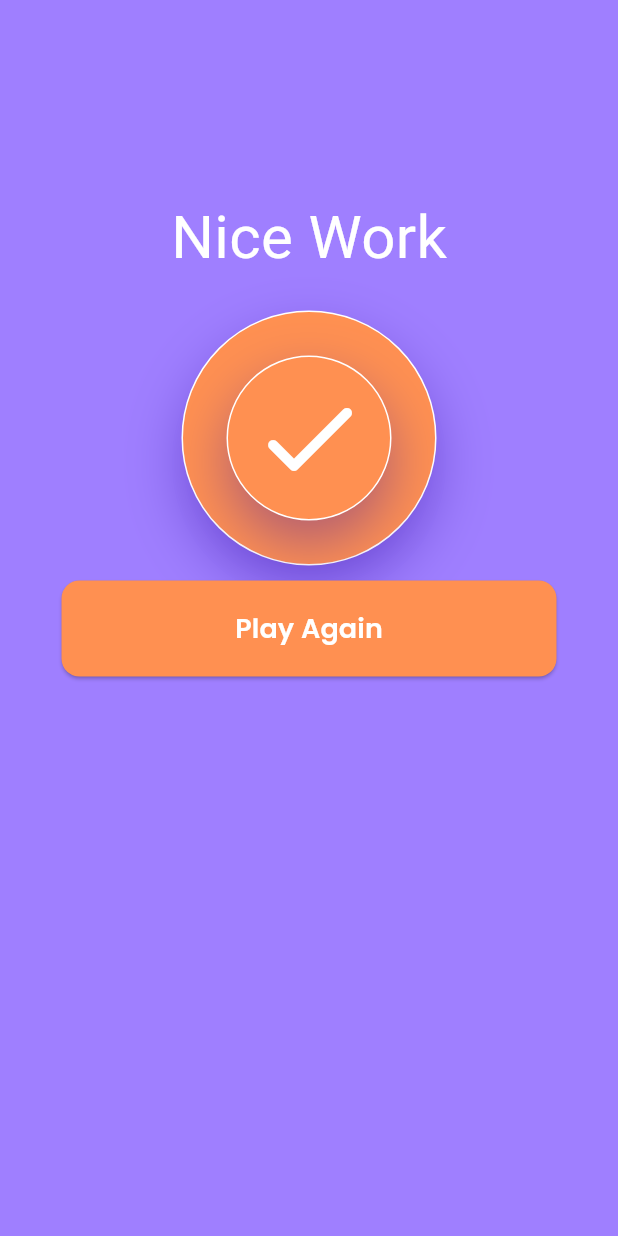
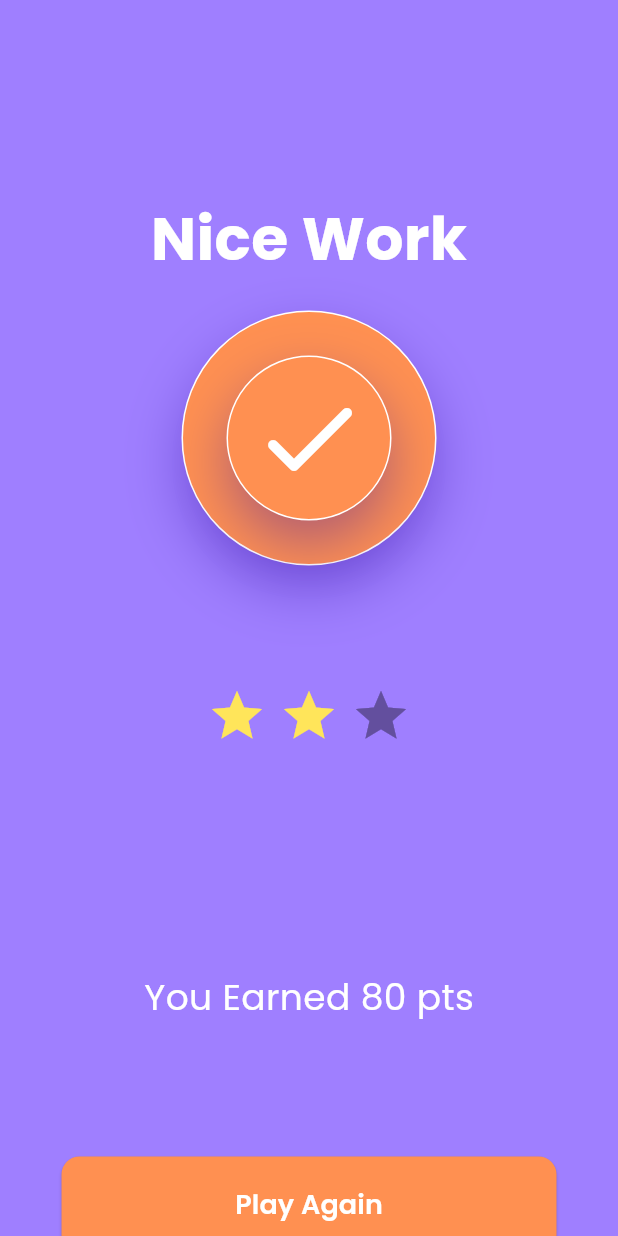
Before and after one commit to MilisaGwadiso/https---github.com-MilisaGwadiso-trivia-app, a Flutter app: the Finalscreen screen opened by its route, on a phone screen of 412 x 824 dp. Run offline on Flutter 3.47's test engine with Material 3 defaults, Android fonts, the phone set to English and light mode, and no system bars; drawn by our look-alikes of flutter_rating_bar; our stand-ins replace google_fonts.

Commit message:
Added the star rating to the final screen

```diff
--- a/lib/Widgets/Questions/finalscreen.dart
+++ b/lib/Widgets/Questions/finalscreen.dart
@@ -1,7 +1,9 @@
 import 'package:flutter/material.dart';
+import 'package:google_fonts/google_fonts.dart';
 import 'package:trivia_app/Widgets/button_list.dart';
 import 'package:trivia_app/Widgets/orange_circle.dart';
 import 'package:trivia_app/routes/routes.dart';
+import 'package:flutter_rating_bar/flutter_rating_bar.dart';
 
 class Finalscreen extends StatefulWidget {
   const Finalscreen({super.key});
@@ -21,9 +23,13 @@ class _FinalscreenState extends State<Finalscreen> {
               const SizedBox(
                 height: 130,
               ),
-              const Text(
+              Text(
                 'Nice Work',
-                style: TextStyle(color: Colors.white, fontSize: 40),
+                style: GoogleFonts.poppins(
+                  color: Colors.white,
+                  fontSize: 40,
+                  fontWeight: FontWeight.w700,
+                ),
               ),
               const SizedBox(
                 height: 20,
@@ -31,13 +37,54 @@ class _FinalscreenState extends State<Finalscreen> {
               const OrangeCircle(
                 radius: 170,
                 child: OrangeCircle(
-                    radius: 110, child: Icon(Icons.check_rounded, color: Colors.white,size: 80, weight: 500,)),
+                    radius: 110,
+                    child: Icon(
+                      Icons.check_rounded,
+                      color: Colors.white,
+                      size: 80,
+                      weight: 500,
+                    )),
               ),
-              ButtonList(answers: const ['Play Again'], onPress: (){
-                Navigator.of(context).pushNamed(Routes.homePage);
-              }, colour: const Color(0xffFF9051),)
+              const SizedBox(
+                height: 80,
+              ),
+              RatingBar.builder(
+                  itemCount: 3,
+                  initialRating: 2,
+                  itemPadding: const EdgeInsets.symmetric(horizontal: 4),
+                  itemBuilder: (context, _) => const Icon(
+                        Icons.star,
+                        color: Color(0xffFFE55A),
+                      ),
+                  onRatingUpdate: (rating) {
+                    print(rating);
+                  }),
+              const SizedBox(
+                height: 150,
+              ),
+              Text(
+                'You Earned 80 pts',
+                style: GoogleFonts.poppins(
+                  fontWeight: FontWeight.w400,
+                  fontSize: 24,
+                  color: Colors.white,
+                ),
+              ),
+              const SizedBox(
+                height: 80,
+              ),
+              ButtonList(
+                answers: const ['Play Again'],
+                onPress: () {
+                  Navigator.of(context).pushNamed(Routes.homePage);
+                },
+                colour: const Color(0xffFF9051),
+              )
             ],
           ),
         ));
+
   }
-}
+
+
+  }
--- a/pubspec.yaml
+++ b/pubspec.yaml
@@ -28,13 +28,11 @@ environment:
 # the latest version available on pub.dev. To see which dependencies have newer
 # versions available, run `flutter pub outdated`.
 dependencies:
-  # The following adds the Cupertino Icons font to your application.
-  # Use with the CupertinoIcons class for iOS style icons.
   cupertino_icons: ^1.0.8
-
-  google_fonts: ^6.2.1
   flutter:
     sdk: flutter
+  flutter_rating_bar:
+  google_fonts: ^6.2.1
 
 dev_dependencies:
   flutter_lints: ^4.0.0
```
Also changed, not shown: lib/Widgets/Questions/quizscreen1.dart (+5 -4 lines), lib/Widgets/Questions/quizscreen2.dart (+8 -8 lines), lib/Widgets/Questions/quizscreen3.dart (+8 -9 lines), lib/Widgets/button_list.dart (+6 -2 lines), pubspec.lock.
